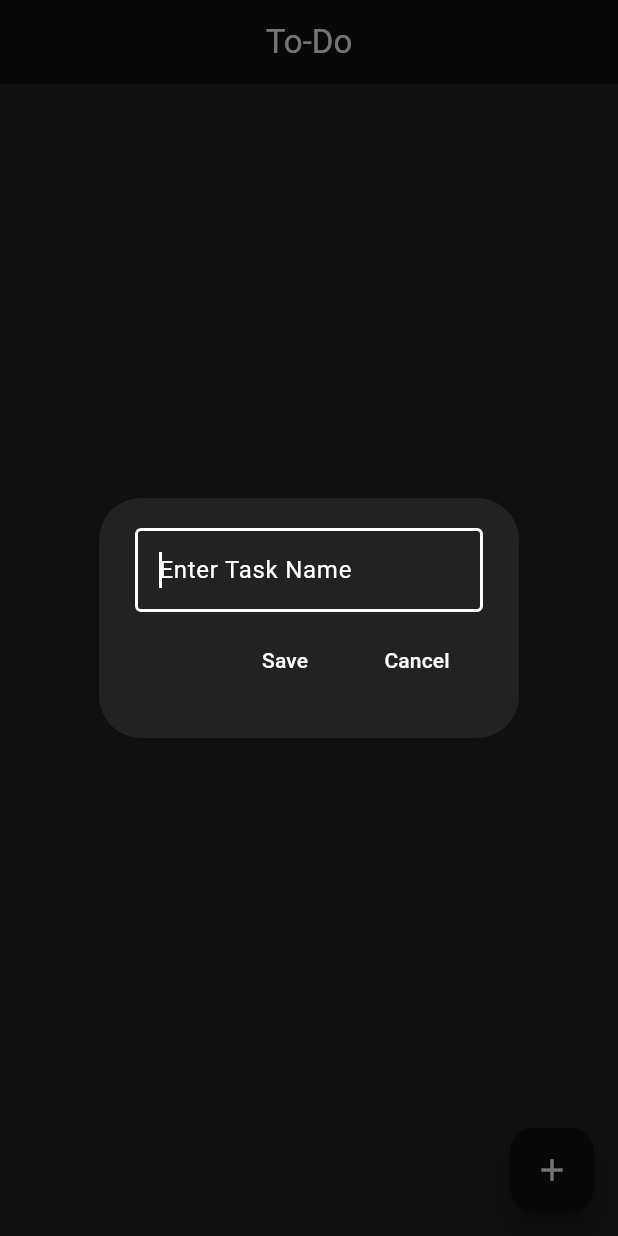
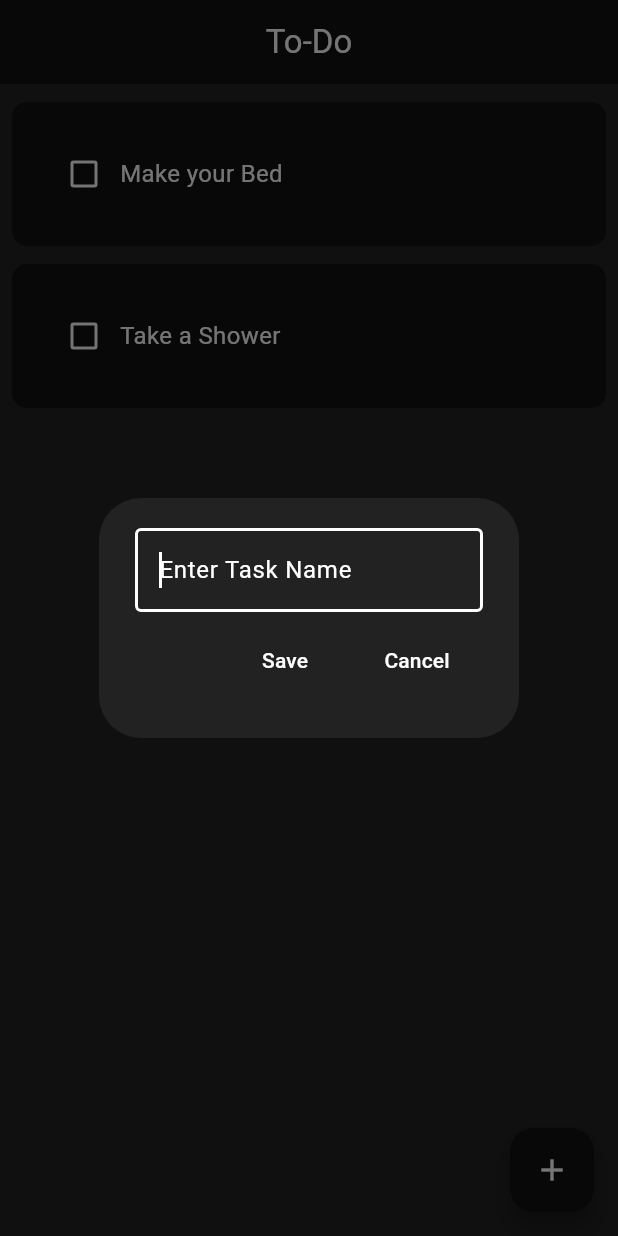
Before and after one commit to PrathmayAwasthi/todo_app, a Flutter app: the screen it shows after launch, after a tap on the "add" icon, on a phone screen of 412 x 824 dp. Run offline on Flutter 3.47's test engine with Material 3 defaults, Android fonts, the phone set to English and light mode, and no system bars; drawn by our look-alikes of flutter_slidable; our stand-ins replace hive, hive_flutter; accounts and stored records are empty.

Commit message:
Project Completion Commit

```diff
--- a/lib/data/database.dart
+++ b/lib/data/database.dart
@@ -1,5 +1,21 @@
 import 'package:hive/hive.dart';
 
 class ToDoDatabase {
-  final _myBox = Hive.openBox('todos');
+  List toDoList = [];
+  final _myBox = Hive.box('todos');
+
+  void createInitialData() {
+    toDoList = [
+      ["Make your Bed", false],
+      ["Take a Shower", false],
+    ];
+  }
+
+  void loadData() {
+    toDoList = _myBox.get("TODOLIST");
+  }
+
+  void updateDatabase() {
+    _myBox.put("TODOLIST", toDoList);
+  }
 }
--- a/lib/main.dart
+++ b/lib/main.dart
@@ -1,6 +1,5 @@
 import 'package:flutter/material.dart';
 import 'package:flutter/services.dart';
-import 'package:hive/hive.dart';
 import 'package:hive_flutter/hive_flutter.dart';
 import 'package:todo_app/pages/home_page.dart';
 
--- a/lib/pages/home_page.dart
+++ b/lib/pages/home_page.dart
@@ -1,5 +1,6 @@
 import 'package:flutter/material.dart';
 import 'package:hive/hive.dart';
+import 'package:todo_app/data/database.dart';
 import 'package:todo_app/util/dialogbox.dart';
 import 'package:todo_app/util/todo_tile.dart';
 
@@ -11,28 +12,41 @@ class HomePage extends StatefulWidget {
 }
 
 class _HomePageState extends State<HomePage> {
-  final _myBox = Hive.openBox('todos');
+  final _myBox = Hive.box('todos');
   final _controller = TextEditingController();
-  List toDoList = [];
+  ToDoDatabase db = ToDoDatabase();
+
+  @override
+  void initState() {
+    if (_myBox.get("TODOLIST") == null) {
+      db.createInitialData();
+    } else {
+      db.loadData();
+    }
+    super.initState();
+  }
 
   void saveNewTask() {
     setState(() {
-      toDoList.add([_controller.text, false]);
+      db.toDoList.add([_controller.text, false]);
       Navigator.pop(context);
       _controller.text = ""; // or _controller.clear()
     });
+    db.updateDatabase();
   }
 
   void deleteTask(int ind) {
     setState(() {
-      toDoList.removeAt(ind);
+      db.toDoList.removeAt(ind);
     });
+    db.updateDatabase();
   }
 
   void checkBoxChanged(bool? value, int index) {
     setState(() {
-      toDoList[index][1] = !toDoList[index][1];
+      db.toDoList[index][1] = !db.toDoList[index][1];
     });
+    db.updateDatabase();
   }
 
   void createNewTask() {
@@ -62,14 +76,14 @@ class _HomePageState extends State<HomePage> {
           color: Colors.white,
         ),
       ),
-      body: toDoList.isNotEmpty
+      body: db.toDoList.isNotEmpty
           ? ListView.builder(
-              itemCount: toDoList.length,
+              itemCount: db.toDoList.length,
               itemBuilder: (context, index) {
                 return ToDoTile(
                   onChanged: (value) => checkBoxChanged(value, index),
-                  taskCompleted: toDoList[index][1],
-                  taskName: toDoList[index][0],
+                  taskCompleted: db.toDoList[index][1],
+                  taskName: db.toDoList[index][0],
                   deleteTask: (context) => deleteTask(index),
                 );
               },
--- a/lib/util/dialogbox.dart
+++ b/lib/util/dialogbox.dart
@@ -13,15 +13,15 @@ class DialogBox extends StatelessWidget {
   @override
   Widget build(BuildContext context) {
     return AlertDialog(
-        backgroundColor: Color(0xFF222222),
-        content: Container(
+        backgroundColor: const Color(0xFF222222),
+        content: SizedBox(
           height: 120,
           child: Column(
             mainAxisAlignment: MainAxisAlignment.spaceAround,
             children: [
               TextField(
                 autofocus: true,
-                decoration: InputDecoration(
+                decoration: const InputDecoration(
                   border: OutlineInputBorder(),
                   hintText: "Enter Task Name",
                 ),
--- a/lib/util/my_button.dart
+++ b/lib/util/my_button.dart
@@ -10,7 +10,7 @@ class MyButton extends StatelessWidget {
   Widget build(BuildContext context) {
     return MaterialButton(
       elevation: 0,
-      color: Color(0xFF222222),
+      color: const Color(0xFF222222),
       onPressed: onPressed,
       child: Text(text),
     );
--- a/lib/util/todo_tile.dart
+++ b/lib/util/todo_tile.dart
@@ -20,7 +20,7 @@ class ToDoTile extends StatelessWidget {
     return Padding(
       padding: const EdgeInsets.only(top: 12.0, left: 8, right: 8),
       child: Slidable(
-        endActionPane: ActionPane(motion: StretchMotion(), children: [
+        endActionPane: ActionPane(motion: const StretchMotion(), children: [
           SlidableAction(
             onPressed: deleteTask,
             icon: Icons.delete,
```
Also changed, not shown: pubspec.lock, 126 other files.
